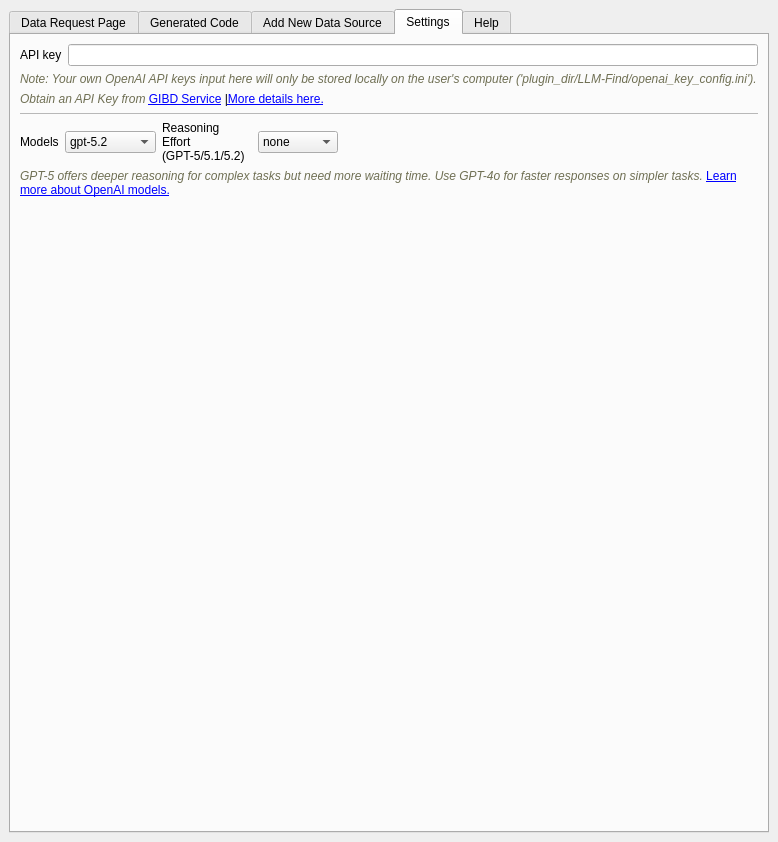
Above: AGGRA_dockwidget_base.ui from Teakinboyewa/AutonomousGIS_GeodataRetrieverAgent before the change. Below: the same form after it.
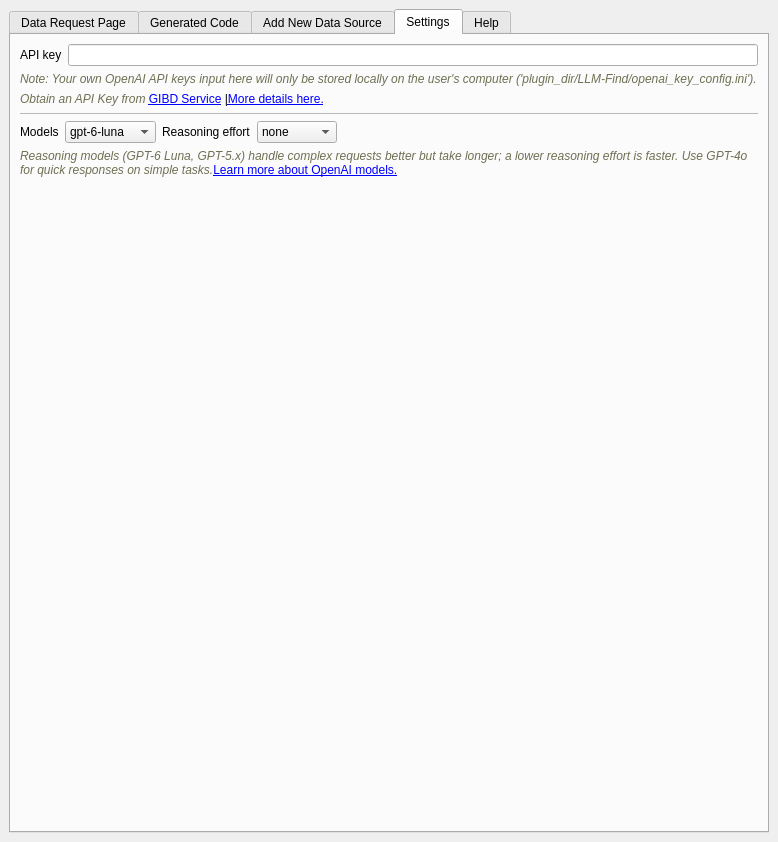
That is the form after the change. Icons and pictures are not drawn. Custom widgets are drawn as their Qt base class.

Commit message:
Make gpt-6-luna the default model
- gpt-6-luna is first in the Settings model list (the default) and the
  Handbook Studio's default model.
- Reasoning models and their effort options are defined once, in
  LLM_Find_ModelProvider.REASONING_MODELS; Settings, data requests and the
  status messages use it instead of repeated hard-coded GPT-5 lists.
  gpt-6-luna offers none/low/medium/high/xhigh (default low).
- Settings label and note no longer name only GPT-5.

```diff
--- a/AGGRA_dockwidget_base.ui
+++ b/AGGRA_dockwidget_base.ui
@@ -831,6 +831,11 @@
               <height>16777215</height>
              </size>
             </property>
+            <item>
+             <property name="text">
+              <string>gpt-6-luna</string>
+             </property>
+            </item>
             <item>
              <property name="text">
               <string>gpt-5.2</string>
@@ -881,7 +886,7 @@
              <set>Qt::ImhNone</set>
             </property>
             <property name="text">
-             <string>&lt;html&gt;&lt;head/&gt;&lt;body&gt;&lt;p&gt;Reasoning Effort (GPT-5/5.1/5.2)&lt;/p&gt;&lt;/body&gt;&lt;/html&gt;</string>
+             <string>&lt;html&gt;&lt;head/&gt;&lt;body&gt;&lt;p&gt;Reasoning effort&lt;/p&gt;&lt;/body&gt;&lt;/html&gt;</string>
             </property>
             <property name="wordWrap">
              <bool>true</bool>
@@ -953,7 +958,7 @@
         <item row="5" column="0" colspan="2">
          <widget class="QLabel" name="label_5">
           <property name="text">
-           <string>&lt;html&gt;&lt;head/&gt;&lt;body&gt;&lt;p&gt;&lt;span style=&quot; font-style:italic; color:#6f6f53;&quot;&gt;GPT-5 offers deeper reasoning for complex tasks but need more waiting time. Use GPT-4o for faster responses on simpler tasks. &lt;/span&gt;&lt;a href=&quot;https://platform.openai.com/docs/models&quot;&gt;&lt;span style=&quot; text-decoration: underline; color:#0000ff;&quot;&gt;Learn more about OpenAI models.&lt;/span&gt;&lt;/a&gt;&lt;/p&gt;&lt;/body&gt;&lt;/html&gt;</string>
+           <string>&lt;html&gt;&lt;head/&gt;&lt;body&gt;&lt;p&gt;&lt;span style=&quot; font-style:italic; color:#6f6f53;&quot;&gt;Reasoning models (GPT-6 Luna, GPT-5.x) handle complex requests better but take longer; a lower reasoning effort is faster. Use GPT-4o for quick responses on simple tasks.&lt;/span&gt;&lt;a href=&quot;https://platform.openai.com/docs/models&quot;&gt;&lt;span style=&quot; text-decoration: underline; color:#0000ff;&quot;&gt;Learn more about OpenAI models.&lt;/span&gt;&lt;/a&gt;&lt;/p&gt;&lt;/body&gt;&lt;/html&gt;</string>
           </property>
           <property name="wordWrap">
            <bool>true</bool>
```
The commit also changes 4 other files.
